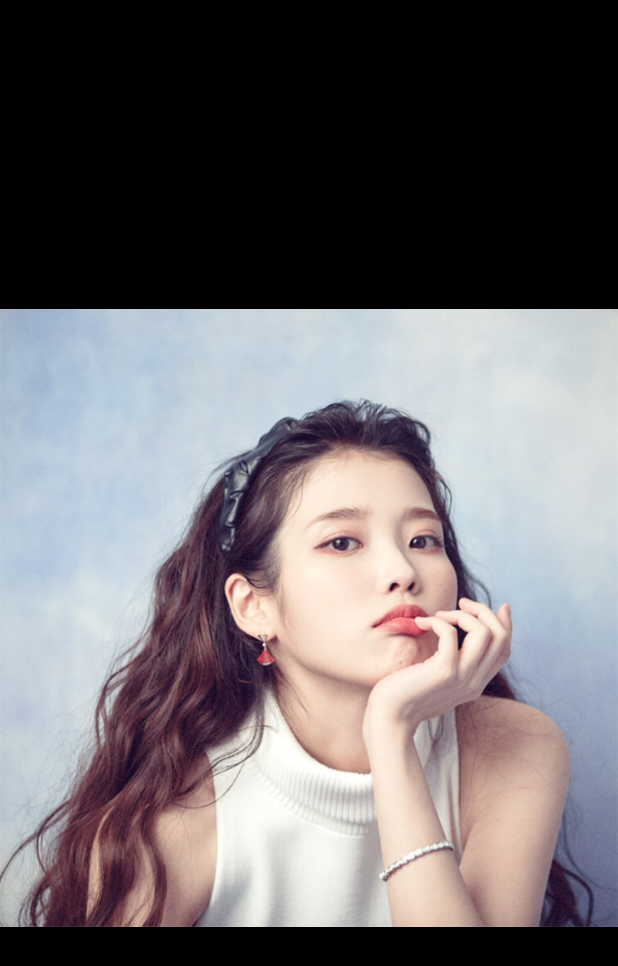
After one commit to ujin-Bang/LibraryPractice_20211219, an Android app: the ViewPhotoActivity screen opened directly, with no data from a screen before it, on a phone screen of 412 x 824 dp. The commit adds this screen. Shown: the top 966 px of the screen. Run offline under Robolectric (Android 15) with nearby library versions, the phone set to English and light mode, and no system bars.

Commit message:
프로필 사진 누르면 -> 크게 보기 화면으로 이동  - 크게 보는 화면만 액션바 제거

```diff
--- a/app/src/main/AndroidManifest.xml
+++ b/app/src/main/AndroidManifest.xml
@@ -10,6 +10,10 @@
         android:supportsRtl="true"
         android:theme="@style/Theme.LibraryPractice_20211219">
         <activity
+            android:name=".ViewPhotoActivity"
+            android:theme="@style/Theme.AppCompat.DayNight.NoActionBar"
+            android:exported="false" />
+        <activity
             android:name=".MainActivity"
             android:exported="true">
             <intent-filter>
--- /dev/null
+++ b/app/src/main/java/com/neppplus/librarypractice_20211219/ViewPhotoActivity.kt
@@ -0,0 +1,11 @@
+package com.neppplus.librarypractice_20211219
+
+import androidx.appcompat.app.AppCompatActivity
+import android.os.Bundle
+
+class ViewPhotoActivity : AppCompatActivity() {
+    override fun onCreate(savedInstanceState: Bundle?) {
+        super.onCreate(savedInstanceState)
+        setContentView(R.layout.activity_view_photo)
+    }
+}
--- a/app/src/main/res/layout/activity_main.xml
+++ b/app/src/main/res/layout/activity_main.xml
@@ -15,6 +15,7 @@
         android:gravity="center">
 
         <de.hdodenhof.circleimageview.CircleImageView
+            android:id="@+id/imgProfile"
             android:layout_width="120dp"
             android:layout_height="120dp"
             android:src="@drawable/iu"
--- /dev/null
+++ b/app/src/main/res/layout/activity_view_photo.xml
@@ -0,0 +1,16 @@
+<?xml version="1.0" encoding="utf-8"?>
+<LinearLayout xmlns:android="http://schemas.android.com/apk/res/android"
+    xmlns:app="http://schemas.android.com/apk/res-auto"
+    xmlns:tools="http://schemas.android.com/tools"
+    android:layout_width="match_parent"
+    android:layout_height="match_parent"
+    android:orientation="vertical"
+    android:background="@color/black"
+    tools:context=".ViewPhotoActivity">
+
+
+    <ImageView
+        android:layout_width="match_parent"
+        android:layout_height="match_parent"
+        android:src="@drawable/iu"/>
+</LinearLayout>
```
Also changed, not shown: app/src/main/java/com/neppplus/librarypractice_20211219/MainActivity.kt (+22 -0 lines).
